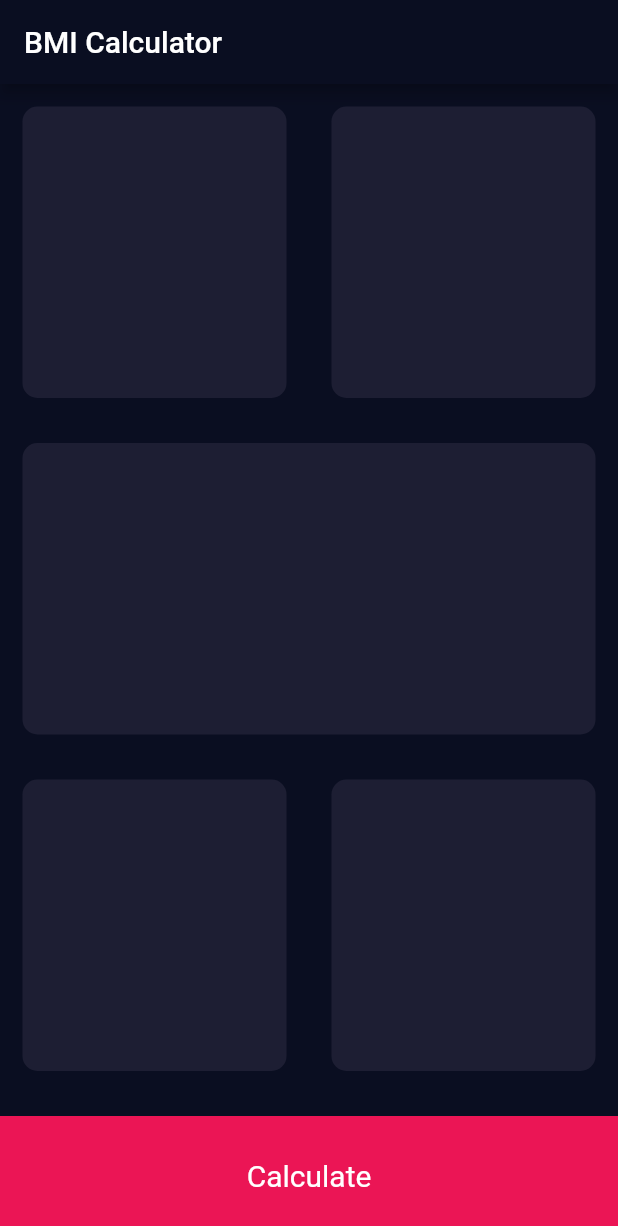
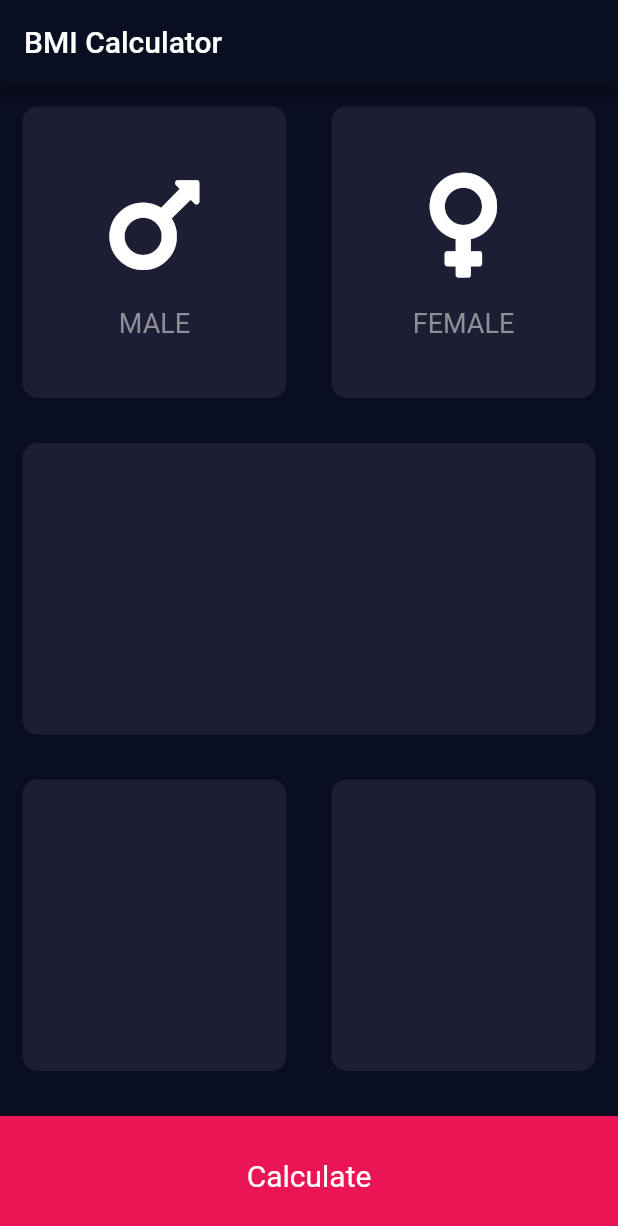
Before and after one commit to pleshkov-i-v/flutter_bmi_calculator, a Flutter app: the screen it shows after launch, on a phone screen of 412 x 824 dp. Shown: the top 1226 px of the screen. Run offline on Flutter 3.47's test engine with Material 2 defaults, Android fonts, the phone set to English and light mode, and no system bars; our stand-ins replace font_awesome_flutter.

Commit message:
add: icon cards

```diff
--- /dev/null
+++ b/bmi_calculator/lib/icon_content.dart
@@ -0,0 +1,35 @@
+
+
+import 'package:flutter/material.dart';
+
+class IconContent extends StatelessWidget {
+  IconContent({
+    this.icon,
+    this.cardText,
+    Key key,
+  }) : super(key: key);
+
+  final IconData icon;
+  final String cardText;
+
+  @override
+  Widget build(BuildContext context) {
+    return Column(
+      mainAxisAlignment: MainAxisAlignment.center,
+      children: <Widget>[
+        Icon(
+          icon,
+          size: 80,
+        ),
+        SizedBox(
+          height: 15,
+        ),
+        Text(cardText,
+            style: TextStyle(
+              fontSize: 18.0,
+              color: Color(0xFF8D8E98),
+            ))
+      ],
+    );
+  }
+}
--- a/bmi_calculator/lib/input_page.dart
+++ b/bmi_calculator/lib/input_page.dart
@@ -1,6 +1,12 @@
 import 'package:flutter/material.dart';
+import 'package:font_awesome_flutter/font_awesome_flutter.dart';
+
+import 'icon_content.dart';
+import 'reusable_card.dart';
 
 const bottomContainerHeight = 80.0;
+const activeCardColor = Color(0xFF1D1E33);
+const bottomContainerColor = Color(0xFFEB1555);
 
 class InputPage extends StatefulWidget {
   @override
@@ -21,12 +27,20 @@ class _InputPageState extends State<InputPage> {
               children: <Widget>[
                 Expanded(
                   child: ReusableCard(
-                      color: Color(0xFF1D1E33),
+                    color: activeCardColor,
+                    cardChild: IconContent(
+                      icon: FontAwesomeIcons.mars,
+                      cardText: 'MALE',
+                    ),
                   ),
                 ),
                 Expanded(
                   child: ReusableCard(
-                    color: Color(0xFF1D1E33),
+                    color: activeCardColor,
+                    cardChild: IconContent(
+                      icon: FontAwesomeIcons.venus,
+                      cardText: 'FEMALE',
+                    ),
                   ),
                 ),
               ],
@@ -34,7 +48,7 @@ class _InputPageState extends State<InputPage> {
           ),
           Expanded(
             child: ReusableCard(
-              color: Color(0xFF1D1E33),
+              color: activeCardColor,
             ),
           ),
           Expanded(
@@ -42,19 +56,19 @@ class _InputPageState extends State<InputPage> {
               children: <Widget>[
                 Expanded(
                   child: ReusableCard(
-                    color: Color(0xFF1D1E33),
+                    color: activeCardColor,
                   ),
                 ),
                 Expanded(
                   child: ReusableCard(
-                    color: Color(0xFF1D1E33),
+                    color: activeCardColor,
                   ),
                 ),
               ],
             ),
           ),
           Container(
-            color: Color(0xFFEB1555),
+            color: bottomContainerColor,
             margin: EdgeInsets.only(top: 15),
             width: double.infinity,
             height: bottomContainerHeight,
@@ -70,20 +84,3 @@ class _InputPageState extends State<InputPage> {
     );
   }
 }
-
-class ReusableCard extends StatelessWidget {
-
-  ReusableCard({@required this.color});
-  final Color color;
-
-  @override
-  Widget build(BuildContext context) {
-    return Container(
-      margin: EdgeInsets.all(15.0),
-      decoration: BoxDecoration(
-        color: color,
-        borderRadius: BorderRadius.circular(10),
-      ),
-    );
-  }
-}
--- /dev/null
+++ b/bmi_calculator/lib/reusable_card.dart
@@ -0,0 +1,20 @@
+import 'package:flutter/material.dart';
+
+class ReusableCard extends StatelessWidget {
+  ReusableCard({@required this.color, this.cardChild});
+
+  final Color color;
+  final Widget cardChild;
+
+  @override
+  Widget build(BuildContext context) {
+    return Container(
+      child: cardChild,
+      margin: EdgeInsets.all(15.0),
+      decoration: BoxDecoration(
+        color: color,
+        borderRadius: BorderRadius.circular(10),
+      ),
+    );
+  }
+}
--- a/bmi_calculator/pubspec.yaml
+++ b/bmi_calculator/pubspec.yaml
@@ -23,6 +23,7 @@ dependencies:
   # The following adds the Cupertino Icons font to your application.
   # Use with the CupertinoIcons class for iOS style icons.
   cupertino_icons: ^0.1.2
+  font_awesome_flutter: ^8.4.0
 
 dev_dependencies:
   flutter_test:
```
Also changed, not shown: bmi_calculator/pubspec.lock.
